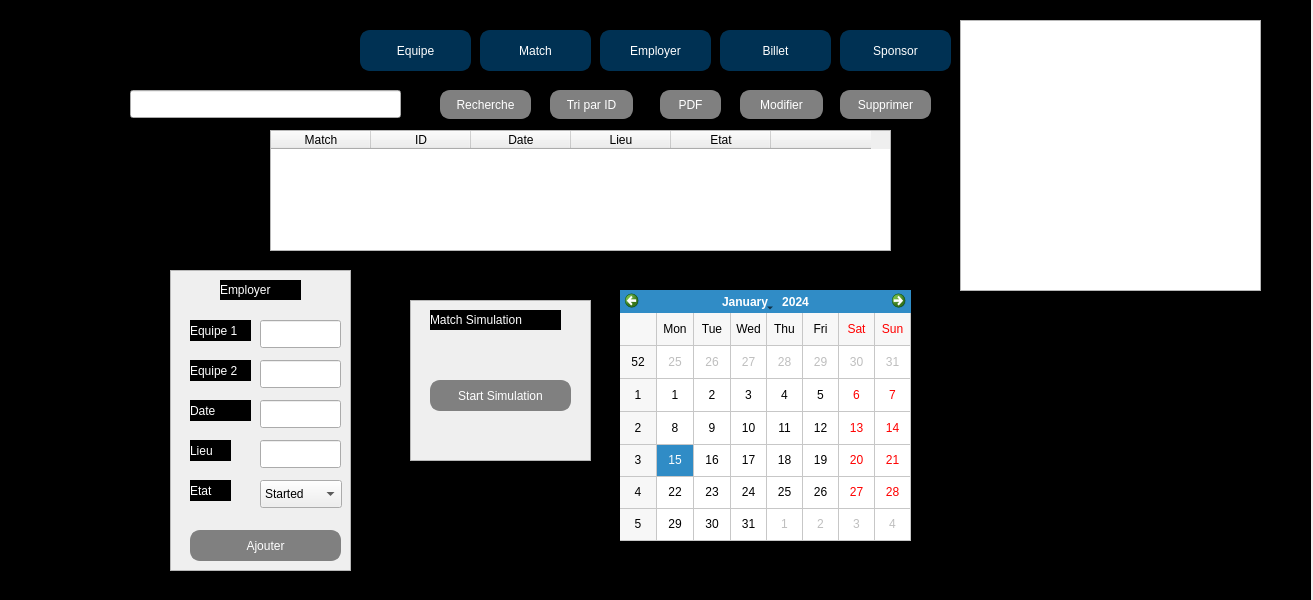
YoussefHedhli/Projet_Cpp, file mainwindow.ui: the form before one commit.
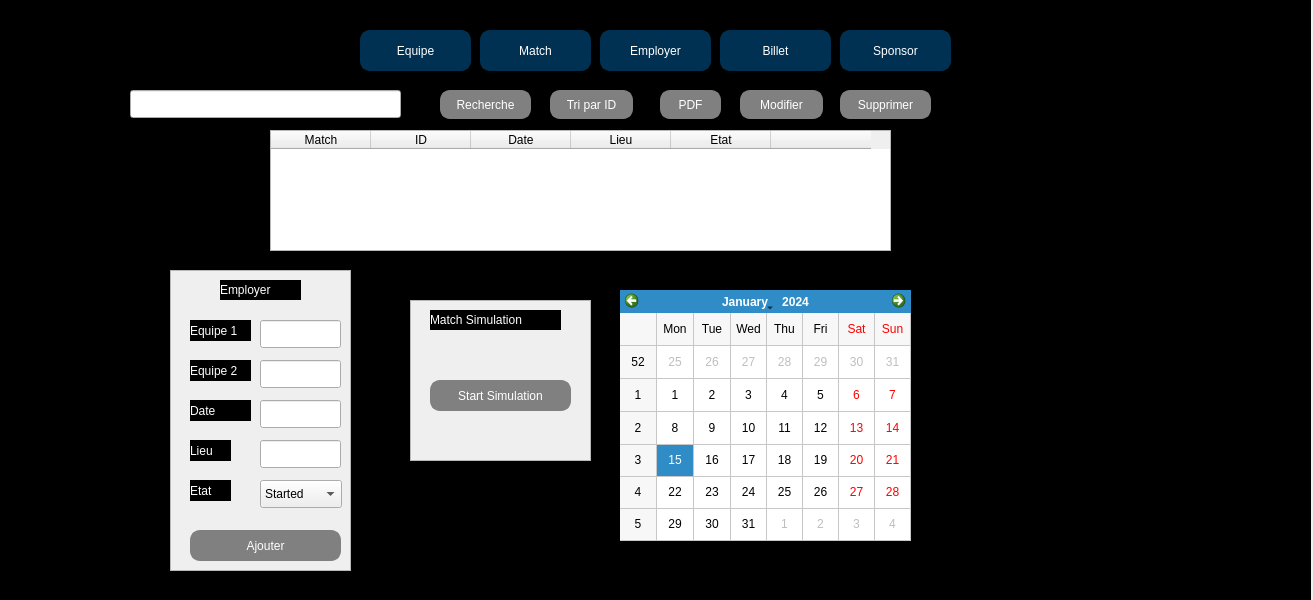
The form after the commit.

Commit message: developped the charts process more

Patch:
```diff
--- a/mainwindow.ui
+++ b/mainwindow.ui
@@ -707,23 +707,6 @@
      <string/>
     </property>
    </widget>
-   <widget class="QGraphicsView" name="stat">
-    <property name="geometry">
-     <rect>
-      <x>960</x>
-      <y>20</y>
-      <width>301</width>
-      <height>271</height>
-     </rect>
-    </property>
-    <property name="styleSheet">
-     <string notr="true">QLabel {
-    background-color: #000000;
-    color: #FFFFFF;
-}
-</string>
-    </property>
-   </widget>
    <widget class="QLineEdit" name="rechtxt">
     <property name="geometry">
      <rect>
@@ -754,6 +737,16 @@
      <bool>true</bool>
     </property>
    </widget>
+   <widget class="QWidget" name="stat" native="true">
+    <property name="geometry">
+     <rect>
+      <x>940</x>
+      <y>80</y>
+      <width>341</width>
+      <height>351</height>
+     </rect>
+    </property>
+   </widget>
    <zorder>label_8</zorder>
    <zorder>label_pic</zorder>
    <zorder>Mailing</zorder>
```
Left out of the diff: 2 changed lines with no effect on the pictures. The commit also changes 1 other file.
